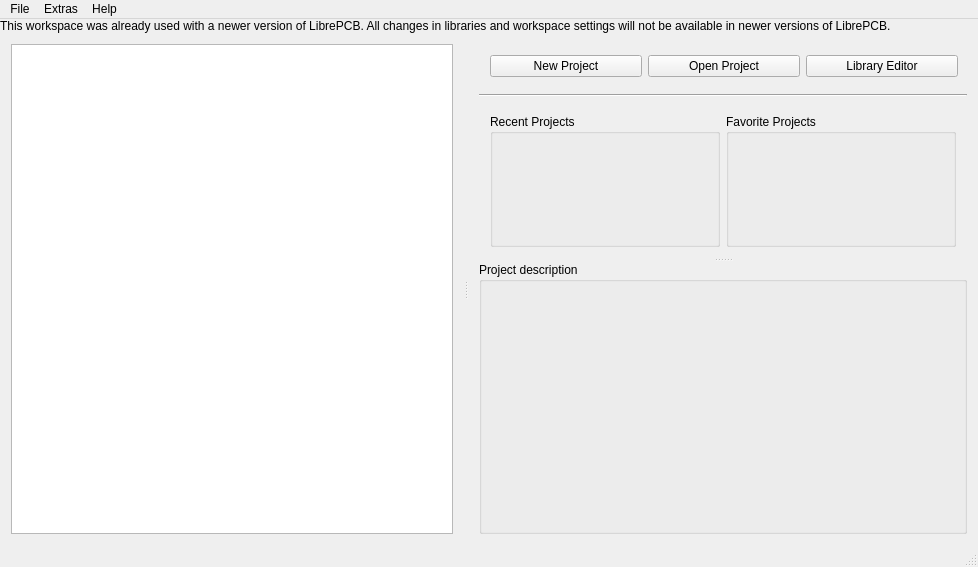
This is librepcb/controlpanel/controlpanel.ui in LibrePCB/LibrePCB as Qt 5 draws it before an edit. The edited form follows.
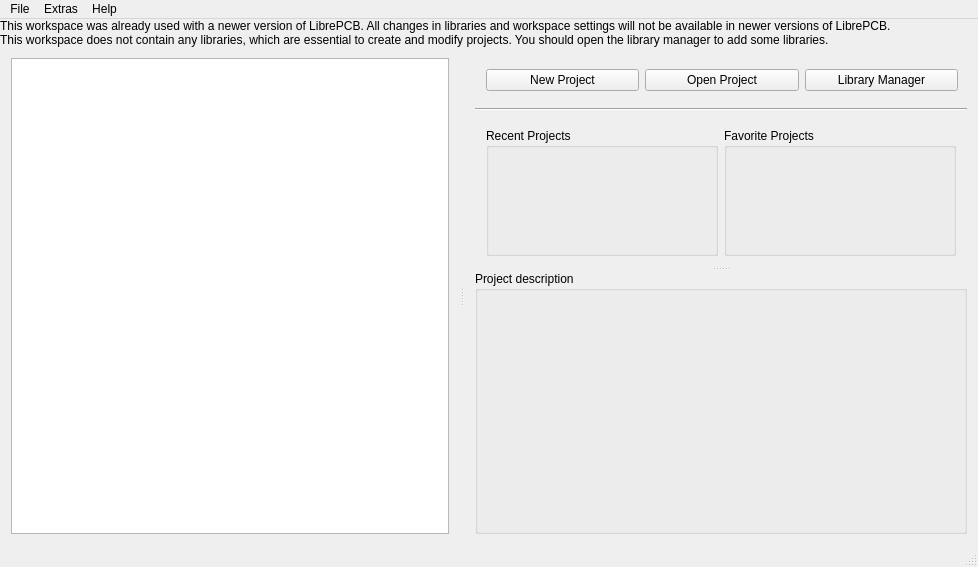
This is the edited form. Icons and pictures are not drawn.

Commit message: ControlPanel: Use the new workspace library manager

Diff of the .ui file:
```diff
--- a/librepcb/controlpanel/controlpanel.ui
+++ b/librepcb/controlpanel/controlpanel.ui
@@ -57,6 +57,29 @@
       </property>
      </widget>
     </item>
+    <item>
+     <widget class="QLabel" name="lblWarnForNoLibraries">
+      <property name="styleSheet">
+       <string notr="true">QLabel {
+	background-color: rgb(255, 255, 127);
+	
+	color: rgb(170, 0, 0);
+};</string>
+      </property>
+      <property name="text">
+       <string>&lt;html&gt;&lt;head/&gt;&lt;body&gt;&lt;p&gt;This workspace does not contain any libraries, which are essential to create and modify projects. You should open the library manager to add some libraries.&lt;/p&gt;&lt;/body&gt;&lt;/html&gt;</string>
+      </property>
+      <property name="alignment">
+       <set>Qt::AlignLeading|Qt::AlignLeft|Qt::AlignTop</set>
+      </property>
+      <property name="wordWrap">
+       <bool>true</bool>
+      </property>
+      <property name="margin">
+       <number>5</number>
+      </property>
+     </widget>
+    </item>
     <item>
      <widget class="QSplitter" name="splitter_h">
       <property name="sizePolicy">
@@ -163,7 +186,7 @@
            <item>
             <widget class="QPushButton" name="openLibraryEditorButton">
              <property name="text">
-              <string>Library Editor</string>
+              <string>Library Manager</string>
              </property>
              <property name="icon">
               <iconset resource="../../img/images.qrc">
```
Left out of the diff: 15 changed lines with no effect on the pictures. The commit also changes 2 other files.
